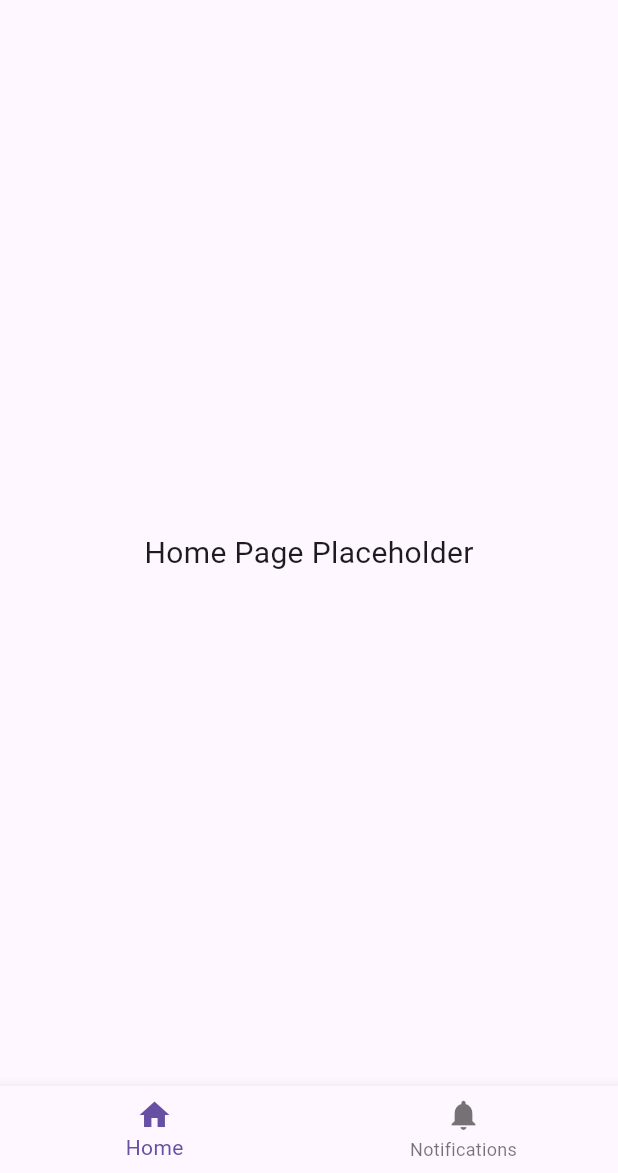
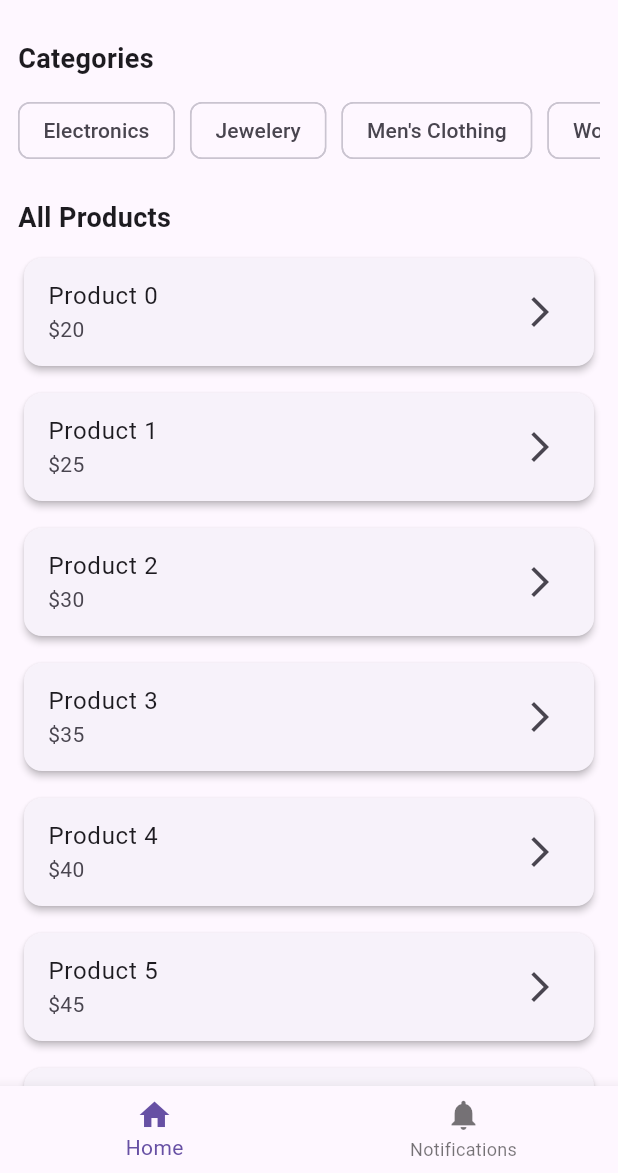
Before and after one commit to SahibAbbas123/digi_shop, a Flutter app: the screen it shows after launch, on a phone screen of 412 x 824 dp, the part 63-1236 px from its top. Run offline on Flutter 3.47's test engine with Material 3 defaults, Android fonts, the phone set to English and light mode, and no system bars; our stand-ins replace get.

Commit message:
Added static categories and product layout to Home screen

```diff
--- a/lib/app/modules/home/controllers/home_controller.dart
+++ b/lib/app/modules/home/controllers/home_controller.dart
@@ -6,29 +6,16 @@ class HomeController extends GetxController {
   void changeTabIndex(int index) {
     selectedIndex.value = index;
   }
+
+  // Static dummy categories
+  final categories = ['Electronics', 'Jewelery', "Men's Clothing", "Women's Clothing"];
+
+  // Static dummy products
+  final products = List.generate(
+    10,
+    (index) => {
+      'title': 'Product $index',
+      'price': '\$${(20 + index * 5)}',
+    },
+  );
 }
-
-
-// import 'package:get/get.dart';
-
-// class HomeController extends GetxController {
-//   //TODO: Implement HomeController
-
-//   final count = 0.obs;
-//   @override
-//   void onInit() {
-//     super.onInit();
-//   }
-
-//   @override
-//   void onReady() {
-//     super.onReady();
-//   }
-
-//   @override
-//   void onClose() {
-//     super.onClose();
-//   }
-
-//   void increment() => count.value++;
-// }
--- a/lib/app/modules/home/views/home_view.dart
+++ b/lib/app/modules/home/views/home_view.dart
@@ -5,10 +5,9 @@ import '../controllers/home_controller.dart';
 class HomeView extends GetView<HomeController> {
   const HomeView({Key? key}) : super(key: key);
 
-  static const List<Widget> _pages = [
-    Center(child: Text('Home Page Placeholder', style: TextStyle(fontSize: 20))),
-    Center(child: Text('No Notifications', style: TextStyle(fontSize: 20))),
-  ];
+  static const noNotifications = Center(
+    child: Text('No Notifications', style: TextStyle(fontSize: 20)),
+  );
 
   @override
   Widget build(BuildContext context) {
@@ -17,46 +16,59 @@ class HomeView extends GetView<HomeController> {
             title: const Text('Digi Shop'),
             centerTitle: true,
           ),
-          body: _pages[controller.selectedIndex.value],
+          body: controller.selectedIndex.value == 0
+              ? SingleChildScrollView(
+                  padding: const EdgeInsets.all(12),
+                  child: Column(
+                    crossAxisAlignment: CrossAxisAlignment.start,
+                    children: [
+                      const Text('Categories', style: TextStyle(fontSize: 18, fontWeight: FontWeight.bold)),
+                      const SizedBox(height: 10),
+                      SizedBox(
+                        height: 50,
+                        child: ListView.separated(
+                          scrollDirection: Axis.horizontal,
+                          itemCount: controller.categories.length,
+                          separatorBuilder: (_, __) => const SizedBox(width: 10),
+                          itemBuilder: (context, index) {
+                            return Chip(
+                              label: Text(controller.categories[index]),
+                            );
+                          },
+                        ),
+                      ),
+                      const SizedBox(height: 20),
+                      const Text('All Products', style: TextStyle(fontSize: 18, fontWeight: FontWeight.bold)),
+                      const SizedBox(height: 10),
+                      ListView.separated(
+                        physics: const NeverScrollableScrollPhysics(),
+                        shrinkWrap: true,
+                        itemCount: controller.products.length,
+                        separatorBuilder: (_, __) => const SizedBox(height: 10),
+                        itemBuilder: (context, index) {
+                          final product = controller.products[index];
+                          return Card(
+                            elevation: 2,
+                            child: ListTile(
+                              title: Text(product['title']!),
+                              subtitle: Text(product['price']!),
+                              trailing: const Icon(Icons.arrow_forward_ios),
+                            ),
+                          );
+                        },
+                      ),
+                    ],
+                  ),
+                )
+              : noNotifications,
           bottomNavigationBar: BottomNavigationBar(
             currentIndex: controller.selectedIndex.value,
             onTap: controller.changeTabIndex,
             items: const [
-              BottomNavigationBarItem(
-                icon: Icon(Icons.home),
-                label: 'Home',
-              ),
-              BottomNavigationBarItem(
-                icon: Icon(Icons.notifications),
-                label: 'Notifications',
-              ),
+              BottomNavigationBarItem(icon: Icon(Icons.home), label: 'Home'),
+              BottomNavigationBarItem(icon: Icon(Icons.notifications), label: 'Notifications'),
             ],
           ),
         ));
   }
 }
-
-// import 'package:flutter/material.dart';
-
-// import 'package:get/get.dart';
-
-// import '../controllers/home_controller.dart';
-
-// class HomeView extends GetView<HomeController> {
-//   const HomeView({super.key});
-//   @override
-//   Widget build(BuildContext context) {
-//     return Scaffold(
-//       appBar: AppBar(
-//         title: const Text('HomeView'),
-//         centerTitle: true,
-//       ),
-//       body: const Center(
-//         child: Text(
-//           'HomeView is working',
-//           style: TextStyle(fontSize: 20),
-//         ),
-//       ),
-//     );
-//   }
-// }
```
